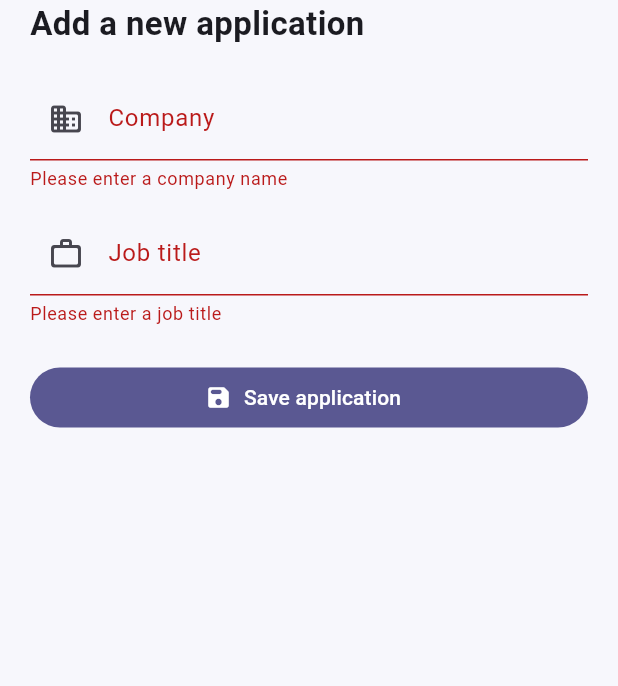
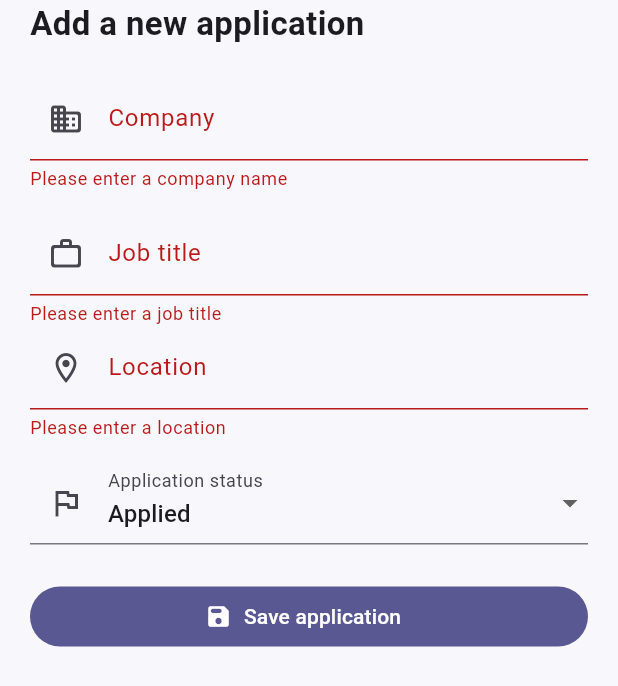
Before and after one commit to aliyoussefhamo/jobtrail, a Flutter app: the AddApplicationSheet widget shown alone on an empty page, opened directly, after a tap on "Save application", on a phone screen of 412 x 824 dp. Shown: the top 686 px of the screen. Run offline on Flutter 3.47's test engine with Material 3 defaults, Android fonts, the phone set to English and light mode, and no system bars.

Commit message:
feat: add location and status fields

```diff
--- a/lib/features/applications/presentation/dashboard_page.dart
+++ b/lib/features/applications/presentation/dashboard_page.dart
@@ -171,11 +171,14 @@ class _AddApplicationSheetState extends State<AddApplicationSheet> {
   final formKey = GlobalKey<FormState>();
   final companyController = TextEditingController();
   final roleController = TextEditingController();
+  final locationController = TextEditingController();
+  ApplicationStatus chosenStatus = ApplicationStatus.applied;
 
   @override
   void dispose() {
     companyController.dispose();
     roleController.dispose();
+    locationController.dispose();
     super.dispose();
   }
 
@@ -187,8 +190,8 @@ class _AddApplicationSheetState extends State<AddApplicationSheet> {
       JobApplication(
         company: company,
         role: roleController.text.trim(),
-        location: 'Not specified',
-        status: ApplicationStatus.applied,
+        location: locationController.text.trim(),
+        status: chosenStatus,
         note: 'Added just now',
         initials: company.substring(0, 1).toUpperCase(),
       ),
@@ -235,6 +238,40 @@ class _AddApplicationSheetState extends State<AddApplicationSheet> {
               validator: (value) => value == null || value.trim().isEmpty
                   ? 'Please enter a job title'
                   : null,
+            ),
+            TextFormField(
+              controller: locationController,
+              decoration: const InputDecoration(
+                labelText: 'Location',
+                prefixIcon: Icon(Icons.location_on_outlined),
+              ),
+              validator: (value) {
+                if (value == null || value.trim().isEmpty) {
+                  return 'Please enter a location';
+                }
+                return null;
+              },
+            ),
+            const SizedBox(height: 14),
+            DropdownButtonFormField<ApplicationStatus>(
+              initialValue: chosenStatus,
+              decoration: const InputDecoration(
+                labelText: 'Application status',
+                prefixIcon: Icon(Icons.flag_outlined),
+              ),
+              items: ApplicationStatus.values.map((status) {
+                return DropdownMenuItem<ApplicationStatus>(
+                  value: status,
+                  child: Text(status.label),
+                );
+              }).toList(),
+              onChanged: (value) {
+                if (value != null) {
+                  setState(() {
+                    chosenStatus = value;
+                  });
+                }
+              },
             ),
             const SizedBox(height: 24),
             FilledButton.icon(
```
